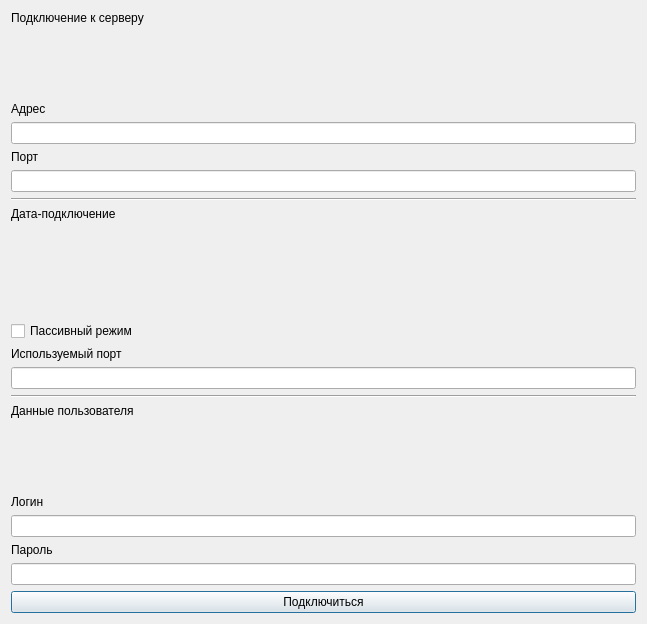
Old version of the form examples/example-client/ui/connect.ui in the repository IAmProgrammist/CtrlFTP.
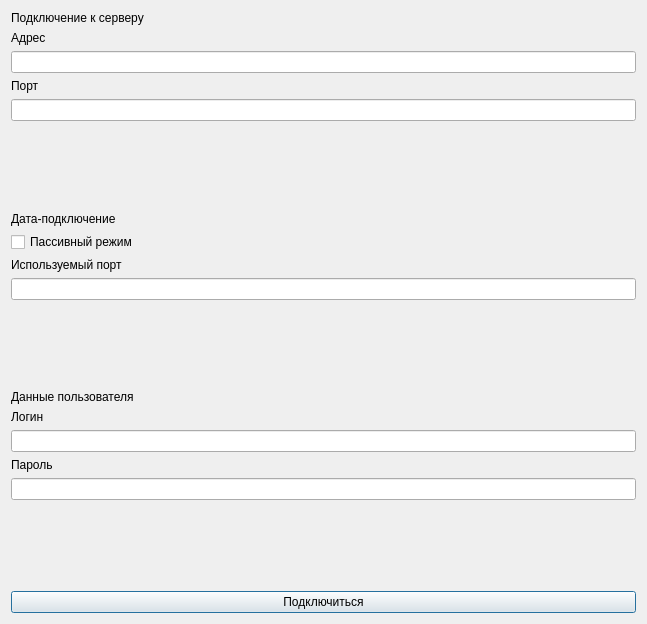
New version of the form.

Commit message: Working on connect dialog

The edit to the form file:
```diff
--- a/examples/example-client/ui/connect.ui
+++ b/examples/example-client/ui/connect.ui
@@ -26,19 +26,6 @@
        </property>
       </widget>
      </item>
-     <item>
-      <spacer name="verticalSpacer">
-       <property name="orientation">
-        <enum>Qt::Vertical</enum>
-       </property>
-       <property name="sizeHint" stdset="0">
-        <size>
-         <width>20</width>
-         <height>40</height>
-        </size>
-       </property>
-      </spacer>
-     </item>
      <item>
       <widget class="QLabel" name="label_2">
        <property name="text">
@@ -62,11 +49,17 @@
     </layout>
    </item>
    <item>
-    <widget class="Line" name="line">
+    <spacer name="verticalSpacer">
      <property name="orientation">
-      <enum>Qt::Horizontal</enum>
+      <enum>Qt::Vertical</enum>
      </property>
-    </widget>
+     <property name="sizeHint" stdset="0">
+      <size>
+       <width>20</width>
+       <height>40</height>
+      </size>
+     </property>
+    </spacer>
    </item>
    <item>
     <layout class="QVBoxLayout" name="verticalLayout_3">
@@ -80,19 +73,6 @@
        </property>
       </widget>
      </item>
-     <item>
-      <spacer name="verticalSpacer_2">
-       <property name="orientation">
-        <enum>Qt::Vertical</enum>
-       </property>
-       <property name="sizeHint" stdset="0">
-        <size>
-         <width>20</width>
-         <height>40</height>
-        </size>
-       </property>
-      </spacer>
-     </item>
      <item>
       <widget class="QCheckBox" name="inputIsPassive">
        <property name="text">
@@ -113,11 +93,17 @@
     </layout>
    </item>
    <item>
-    <widget class="Line" name="line_2">
+    <spacer name="verticalSpacer_2">
      <property name="orientation">
-      <enum>Qt::Horizontal</enum>
+      <enum>Qt::Vertical</enum>
      </property>
-    </widget>
+     <property name="sizeHint" stdset="0">
+      <size>
+       <width>20</width>
+       <height>40</height>
+      </size>
+     </property>
+    </spacer>
    </item>
    <item>
     <layout class="QVBoxLayout" name="verticalLayout_4">
@@ -131,19 +117,6 @@
        </property>
       </widget>
      </item>
-     <item>
-      <spacer name="verticalSpacer_3">
-       <property name="orientation">
-        <enum>Qt::Vertical</enum>
-       </property>
-       <property name="sizeHint" stdset="0">
-        <size>
-         <width>20</width>
-         <height>40</height>
-        </size>
-       </property>
-      </spacer>
-     </item>
      <item>
       <widget class="QLabel" name="label_7">
        <property name="text">
@@ -166,6 +139,19 @@
      </item>
     </layout>
    </item>
+   <item>
+    <spacer name="verticalSpacer_3">
+     <property name="orientation">
+      <enum>Qt::Vertical</enum>
+     </property>
+     <property name="sizeHint" stdset="0">
+      <size>
+       <width>20</width>
+       <height>40</height>
+      </size>
+     </property>
+    </spacer>
+   </item>
    <item>
     <widget class="QPushButton" name="buttonConnect">
      <property name="text">
```
The commit also changes 8 other files.
